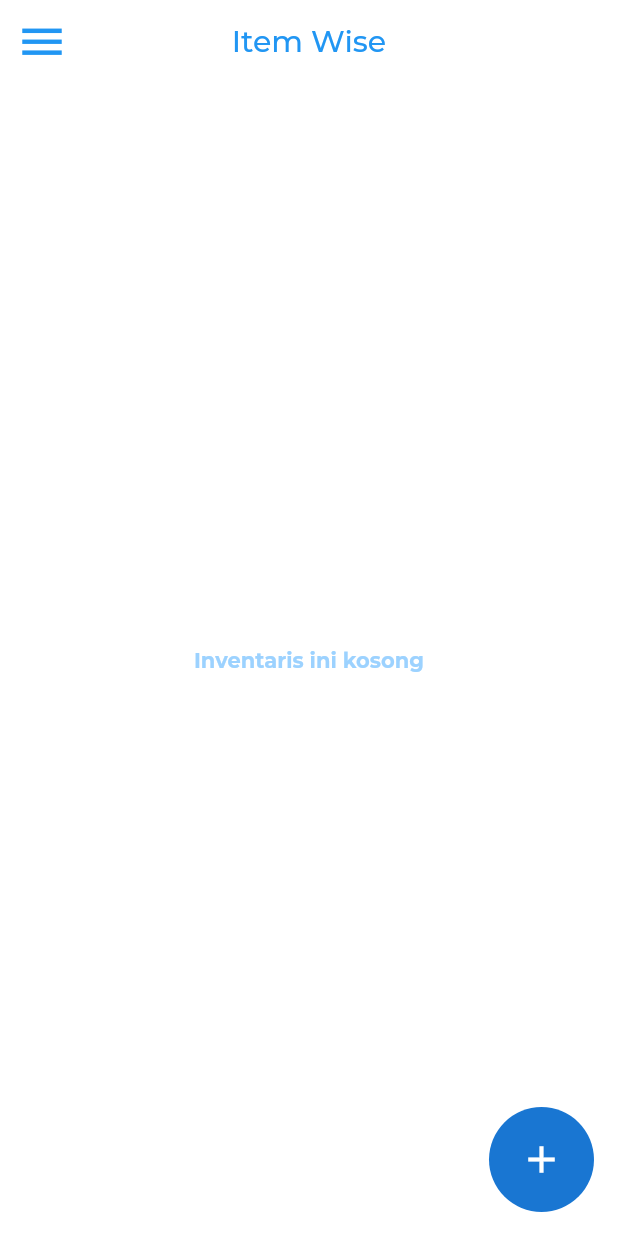
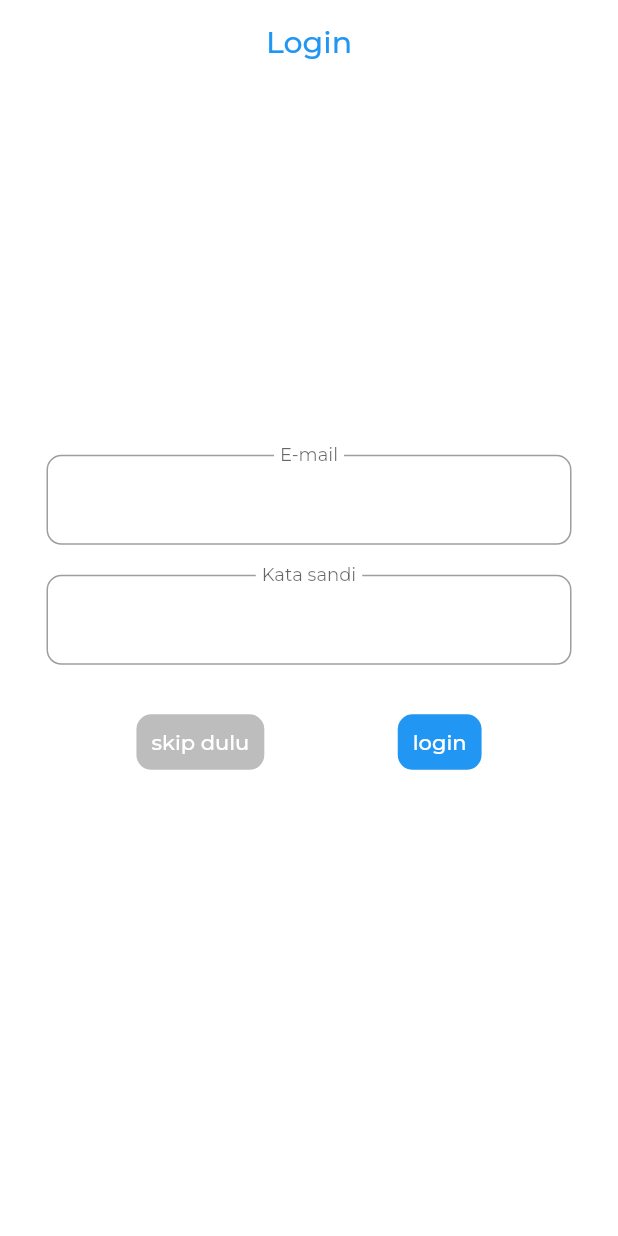
Before and after one commit to ramasii/itemwise, a Flutter app: the screen it shows after launch, on a phone screen of 412 x 824 dp. Run offline on Flutter 3.47's test engine with Material 2 defaults, Android fonts, the phone set to English and light mode, and no system bars; our stand-ins replace image_picker, shared_preferences; missing offline and left inert: image_size_getter; generated files the repository leaves out were written again.

Commit message:
implementasi login dan login page

```diff
--- a/lib/allpackages.dart
+++ b/lib/allpackages.dart
@@ -10,4 +10,5 @@ export 'dart:typed_data';
 
 export './utils/itemwise_utils.dart';
 export './utils/inventory_utils.dart';
+export 'package:itemwise/utils/user_utils.dart';
 export './functions/functions.dart';
--- /dev/null
+++ b/lib/pages/user_page.dart
@@ -0,0 +1,179 @@
+import 'dart:collection';
+
+import 'package:flutter/foundation.dart';
+import 'package:flutter/material.dart';
+import 'package:itemwise/allpackages.dart';
+import 'pages.dart';
+
+class userPage extends StatefulWidget {
+  const userPage({super.key});
+
+  @override
+  State<userPage> createState() => _userPageState();
+}
+
+class _userPageState extends State<userPage> {
+  TextEditingController usernameController = TextEditingController();
+  TextEditingController emailController = TextEditingController();
+  TextEditingController passwordController = TextEditingController();
+
+  @override
+  void initState() {
+    // TODO: implement initState
+    super.initState();
+    log("---\n${userWise.userData}\n${userWise.isLoggedIn}\n---");
+  }
+
+  @override
+  Widget build(BuildContext context) {
+    return Scaffold(
+      appBar: AppBar(
+        title: Text(userWise.isLoggedIn ? "Profil" : "Login"),
+      ),
+      body: SafeArea(
+        child: SingleChildScrollView(
+          child: userWise.isLoggedIn ? Container() : _tampilanLogin(),
+        ),
+      ),
+    );
+  }
+
+  Widget _tampilanLogin() {
+    return Container(
+      padding: EdgeInsets.fromLTRB(10, 0, 10, 0),
+      child: Column(children: [
+        /* ConstrainedBox(
+          constraints: BoxConstraints(maxHeight: 350, maxWidth: 350),
+          child: Container(
+            height: MediaQuery.of(context).size.width / 2,
+            width: MediaQuery.of(context).size.width / 2,
+            decoration: BoxDecoration(
+                color: Colors.red, borderRadius: BorderRadius.circular(10)),
+            child: Center(
+              child: Text(
+                "ini ceritanya foto profil",
+                style: TextStyle(fontSize: 30, color: Colors.white),
+              ),
+            ),
+          ),
+        ), */
+        Container(
+          height: MediaQuery.of(context).size.height * 0.30,
+        ),
+        ConstrainedBox(
+          constraints: BoxConstraints(maxWidth: 350),
+          child: _loginForm("E-mail", emailController),
+        ),
+        Container(
+          height: 20,
+        ),
+        ConstrainedBox(
+          constraints: BoxConstraints(maxWidth: 350),
+          child: _loginForm("Kata sandi", passwordController),
+        ),
+        Container(
+          height: 25,
+        ),
+        Row(
+          mainAxisAlignment: MainAxisAlignment.spaceEvenly,
+          children: [
+            TextButton(
+                onPressed: () {
+                  log("skip dulu");
+                },
+                child: Container(
+                  padding: EdgeInsets.all(10),
+                  decoration: BoxDecoration(
+                      color: Colors.grey[400],
+                      borderRadius: BorderRadius.circular(10)),
+                  child: Text(
+                    "skip dulu",
+                    style: TextStyle(color: Colors.white),
+                  ),
+                )),
+            TextButton(
+                onPressed: () {
+                  log("login");
+
+                  // cek email
+                  String email_user = emailController.text.trim();
+                  bool emailValid = RegExp(
+                          r'[a-zA-Z0-9]+\@(gmail|yahoo)\.(com|co(\.\w(\w|\w\w|)|))$')
+                      .hasMatch(email_user);
+                  // cek password
+                  String password_user = passwordController.text.trim();
+                  bool passwordValid =
+                      password_user != "" && password_user.length >= 8;
+
+                  if (emailValid && passwordValid) {
+                    // buat id
+                    String namaEmail =
+                        RegExp(r'^\w+(?=@)').firstMatch(email_user)![0]!;
+                    String id_user =
+                        "${DateTime.now().millisecondsSinceEpoch}$namaEmail";
+
+                    // tambahkan ke database
+                    // ... mungkin bakalan panjang
+
+                    // ubah nilai class user
+                    setState(() {
+                      userWise().edit(
+                          username_user: namaEmail,
+                          email_user: email_user,
+                          password_user: password_user,
+                          id_user: id_user);
+                      userWise.isLoggedIn = true;
+                    });
+
+                    log("$id_user");
+                  }
+                  Navigator.pushReplacement(
+                    context,
+                    MaterialPageRoute(
+                        builder: (context) => const MyHomePage(
+                              title: "Item Wise",
+                            )),
+                  );
+
+                  log("$emailValid,$passwordValid");
+                },
+                child: Container(
+                  padding: EdgeInsets.all(10),
+                  decoration: BoxDecoration(
+                      color: Colors.blue,
+                      borderRadius: BorderRadius.circular(10)),
+                  child: Text("login", style: TextStyle(color: Colors.white)),
+                ))
+          ],
+        )
+      ]),
+    );
+  }
+
+  TextFormField _loginForm(String label, TextEditingController controller) {
+    bool isPass = controller == passwordController;
+    return TextFormField(
+      textAlign: TextAlign.center,
+      maxLines: 1,
+      controller: controller,
+      autovalidateMode: AutovalidateMode.onUserInteraction,
+      validator: (value) {
+        if (value == "") {
+          return "Wajib diisi";
+        } else if (controller == passwordController &&
+            passwordController.text.trim().length <= 8) {
+          return "Minimal 8 karakter";
+        }
+      },
+      obscureText: isPass,
+      textInputAction: isPass ? TextInputAction.done : TextInputAction.next,
+      decoration: InputDecoration(
+          labelText: label,
+          floatingLabelBehavior: FloatingLabelBehavior.always,
+          border: OutlineInputBorder(
+            borderRadius: BorderRadius.circular(10),
+          ),
+          floatingLabelAlignment: FloatingLabelAlignment.center),
+    );
+  }
+}
```
Also changed, not shown: lib/pages/splash_page.dart (+7 -1 lines), lib/pages/view_item_page.dart (+6 -1 lines), lib/utils/user_utils.dart (+7 -3 lines).
